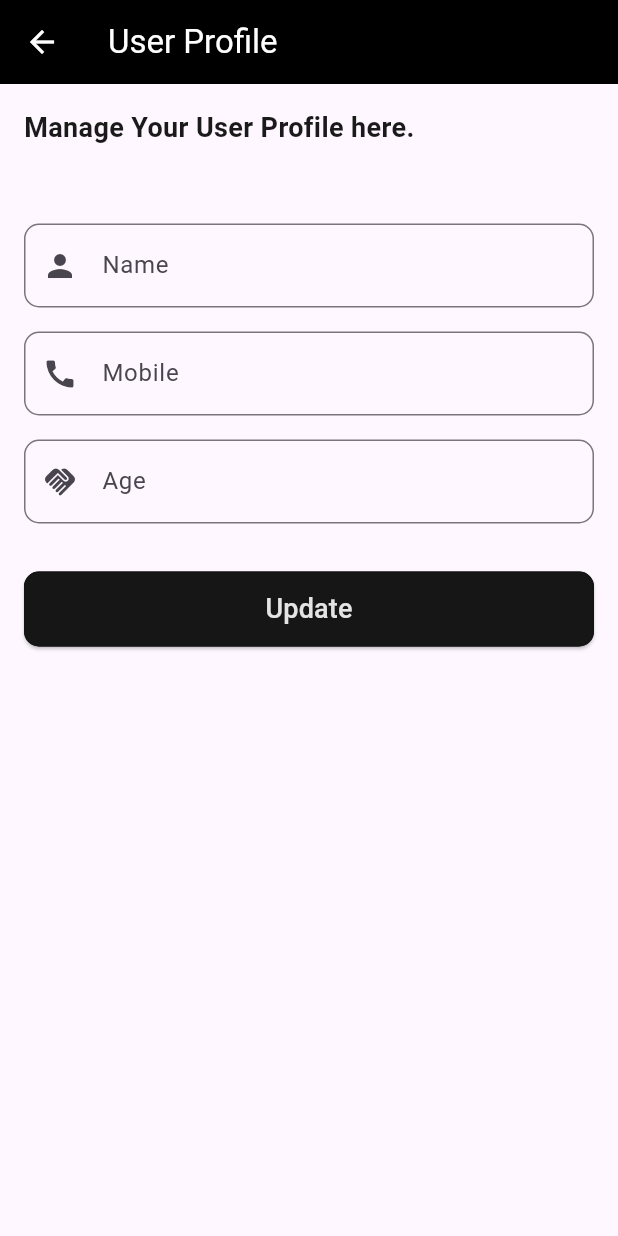
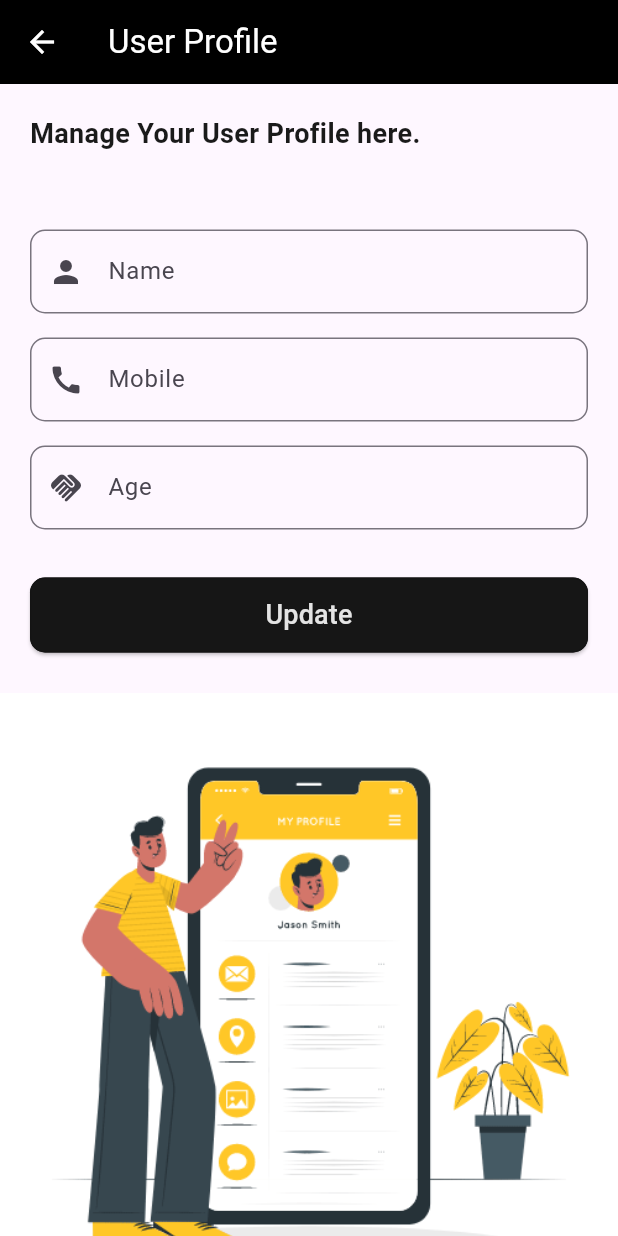
Before and after one commit to pranavgaikwadcodes/ev_charging_station, a Flutter app: the UserProfilePage screen opened directly, on a phone screen of 412 x 824 dp. Run offline on Flutter 3.47's test engine with Material 3 defaults, Android fonts, the phone set to English and light mode, and no system bars; our stand-ins replace cloud_firestore, firebase_auth, firebase_core, flutter_native_splash, flutter_rating_bar, fluttertoast and 5 more; missing offline and left inert: razorpay_flutter; accounts and stored records are empty.

Commit message:
100% completed, Major UI changes

```diff
--- a/lib/features/screens/profile/profile.dart
+++ b/lib/features/screens/profile/profile.dart
@@ -1,7 +1,6 @@
 import 'package:cloud_firestore/cloud_firestore.dart';
 import 'package:firebase_auth/firebase_auth.dart';
 import 'package:flutter/material.dart';
-
 
 class UserProfilePage extends StatefulWidget {
   const UserProfilePage({super.key});
@@ -55,20 +54,41 @@ class _UserProfilePageState extends State<UserProfilePage> {
   @override
   Widget build(BuildContext context) {
     return Scaffold(
+      resizeToAvoidBottomInset: false,
       appBar: AppBar(
         backgroundColor: const Color.fromARGB(255, 0, 0, 0),
         elevation: 0,
         leading: IconButton(
-          icon: const Icon(Icons.arrow_back, color: Color.fromARGB(255, 255, 255, 255)),
+          icon: const Icon(Icons.arrow_back,
+              color: Color.fromARGB(255, 255, 255, 255)),
           onPressed: () {
             Navigator.pop(context);
           },
         ),
-        title: const Text("User Profile", style: TextStyle(color: Colors.white),),
+        title: const Text(
+          "User Profile",
+          style: TextStyle(color: Colors.white),
         ),
-      body: Padding(
-        padding: const EdgeInsets.all(16.0),
-        child: SingleChildScrollView(
+      ),
+      body: SizedBox.expand(
+        child: Stack(
+          children: [
+
+            Positioned(
+              top: 200,
+              right: 0,
+              left: 0,
+              child: Image.asset(
+                'assets/Profile Interface.gif',
+                height: MediaQuery.of(context).size.height,
+                width: MediaQuery.of(context).size.width,
+                fit: BoxFit.fitWidth,
+              ),
+            ),
+
+            SingleChildScrollView(
+              child: Padding(
+                padding: const EdgeInsets.all(20.0),
                 child: Column(
                   crossAxisAlignment: CrossAxisAlignment.stretch,
                   children: [
@@ -103,14 +123,21 @@ class _UserProfilePageState extends State<UserProfilePage> {
                         },
                         style: ElevatedButton.styleFrom(
                           backgroundColor: const Color.fromARGB(255, 22, 22, 22),
-                    side: const BorderSide(color: Color.fromARGB(255, 20, 20, 20)),
+                          side: const BorderSide(
+                              color: Color.fromARGB(255, 20, 20, 20)),
                           shape: RoundedRectangleBorder(
                             borderRadius: BorderRadius.circular(10),
                           ),
                         ),
                         child: const Text(
                           "Update",
-                    style: TextStyle(fontSize: 18, color: Color.fromARGB(255, 228, 228, 228)),
+                          style: TextStyle(
+                              fontSize: 18,
+                              color: Color.fromARGB(255, 228, 228, 228)),
+                        ),
+                      ),
+                    ),
+                  ],
                 ),
               ),
             ),
@@ -118,11 +145,11 @@ class _UserProfilePageState extends State<UserProfilePage> {
           ],
         ),
       ),
-      ),
     );
   }
 
-  Widget buildProfileTextField(String label, IconData prefixIcon, TextEditingController controller) {
+  Widget buildProfileTextField(
+      String label, IconData prefixIcon, TextEditingController controller) {
     return Padding(
       padding: const EdgeInsets.symmetric(vertical: 8.0),
       child: TextFormField(
```
Also changed, not shown: assets/Profile Interface.gif (added). Lines whose indentation alone changed are shown as unchanged.
